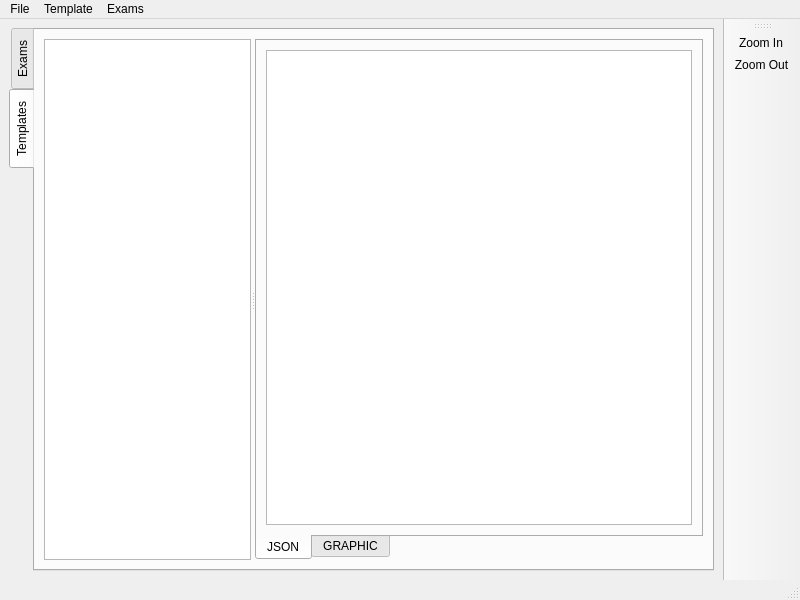
Old version of the form aer/views/mainwindow.ui in the repository GandalfM/automatic-exams-reader.
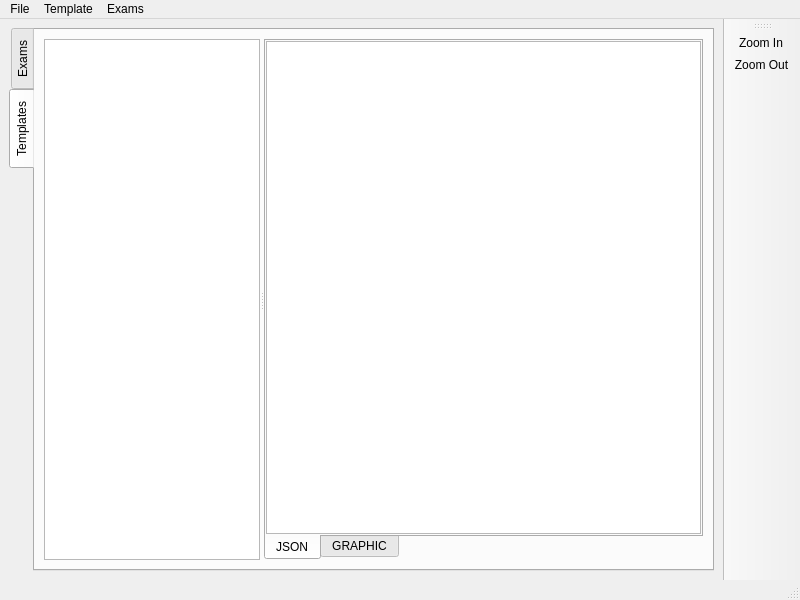
New version of the form.

Patch:
```diff
--- a/aer/views/mainwindow.ui
+++ b/aer/views/mainwindow.ui
@@ -180,6 +180,9 @@
              <string>JSON</string>
             </attribute>
             <layout class="QVBoxLayout" name="verticalLayout_5">
+             <property name="margin">
+              <number>0</number>
+             </property>
              <item>
               <widget class="QTextEdit" name="templateTextEdit">
                <property name="enabled">
```
Left out of the diff: 9 changed lines with no effect on the pictures.
